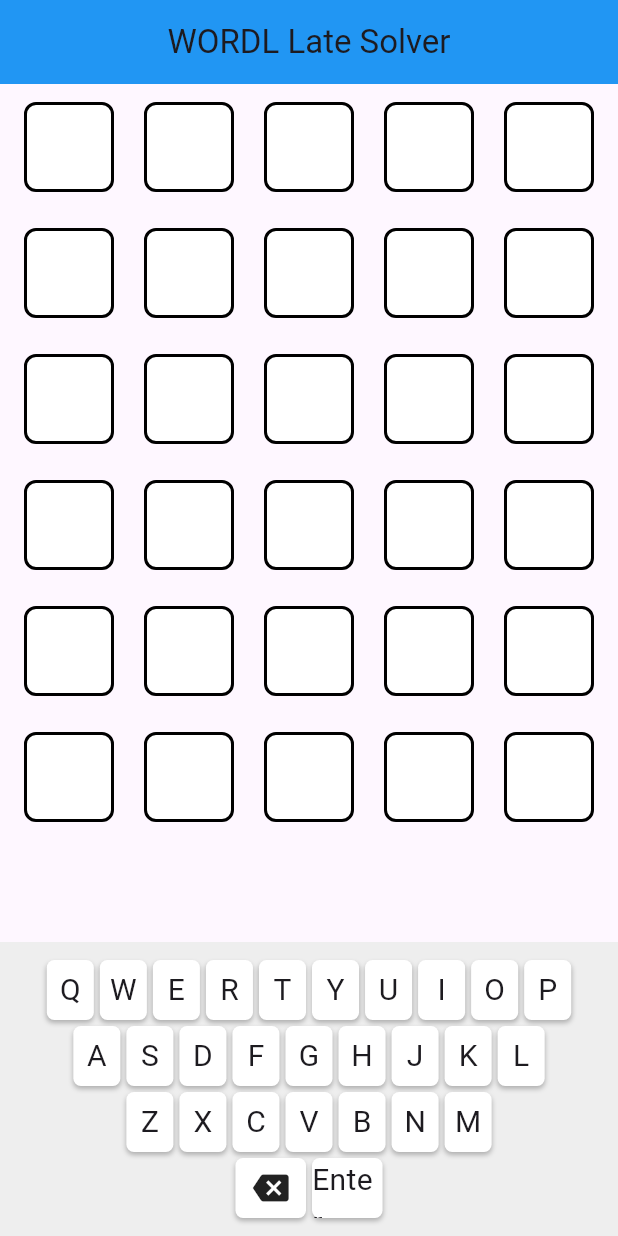
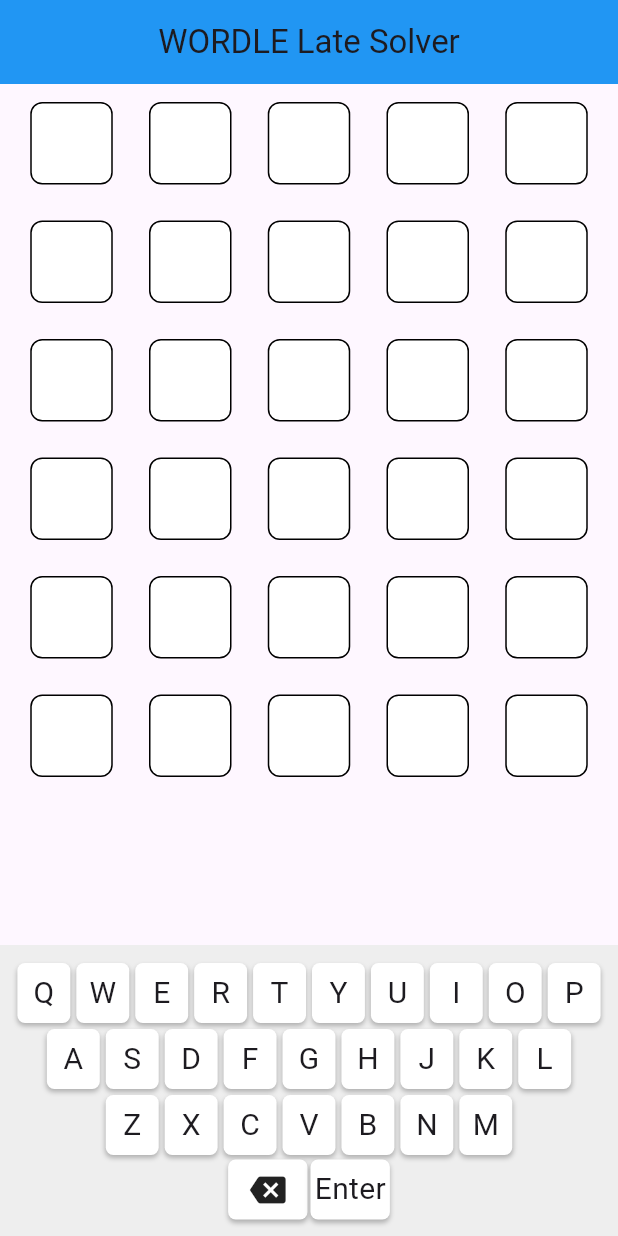
Before and after one commit to deda-72/late_solver, a Flutter app: the screen it shows after launch, on a phone screen of 412 x 824 dp. Run offline on Flutter 3.47's test engine with Material 3 defaults, Android fonts, the phone set to English and light mode, and no system bars.

Commit message:
Update main.dart

```diff
--- a/lib/main.dart
+++ b/lib/main.dart
@@ -73,7 +73,7 @@
   Widget build(BuildContext context) {
     return Scaffold(
       appBar: AppBar(
-        title: Text('WORDL Late Solver'),
+        title: Text('WORDLE Late Solver'),
         centerTitle: true,
         backgroundColor: Colors.blue,
       ),
@@ -89,14 +89,14 @@
                     mainAxisAlignment: MainAxisAlignment.spaceEvenly,
                     children: List.generate(5, (colIndex) {
                       return Container(
-                        width: 60.0, // Fixed width
-                        height: 60.0, // Fixed height to make it square
+                        width: 55.0, // Fixed width
+                        height: 55.0, // Fixed height to make it square
                         margin: EdgeInsets.all(4.0),
                         decoration: BoxDecoration(
                           color: Colors.white, // White background
                           border: Border.all(
                             color: Colors.black, // Black border
-                            width: 2.0, // Border width
+                            width: 1.0, // Border width
                           ),
                           borderRadius:
                               BorderRadius.circular(8.0), // Rounded corners
@@ -158,7 +158,7 @@
         // Define key size based on screen width
         double keyWidth = (constraints.maxWidth - 20) /
             10 *
-            0.8; // Decrease key width by factor 0.8
+            0.9; // Decrease key width by factor 0.8
         double keyHeight = 40.0;
 
         return Container(
@@ -225,7 +225,7 @@
     return GestureDetector(
       onTap: onTap,
       child: Container(
-        margin: EdgeInsets.all(2.0),
+        margin: EdgeInsets.all(1.0),
         width: width * 1.5, // Special keys are 1.5 times wider
         height: height,
         decoration: BoxDecoration(
```
